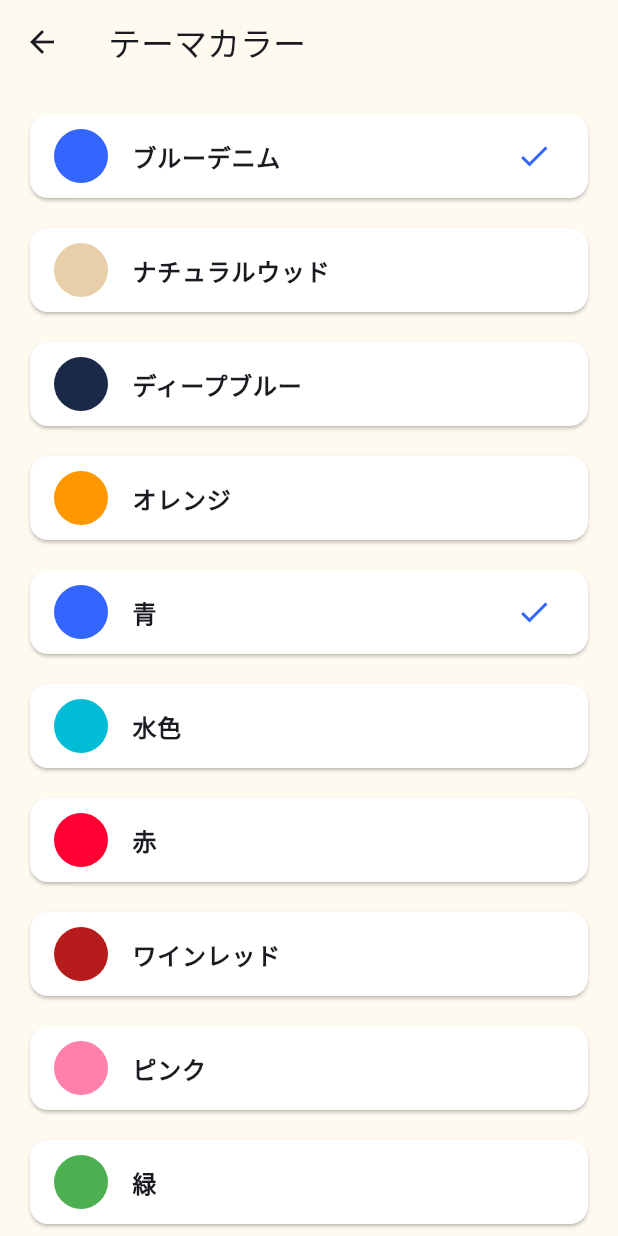
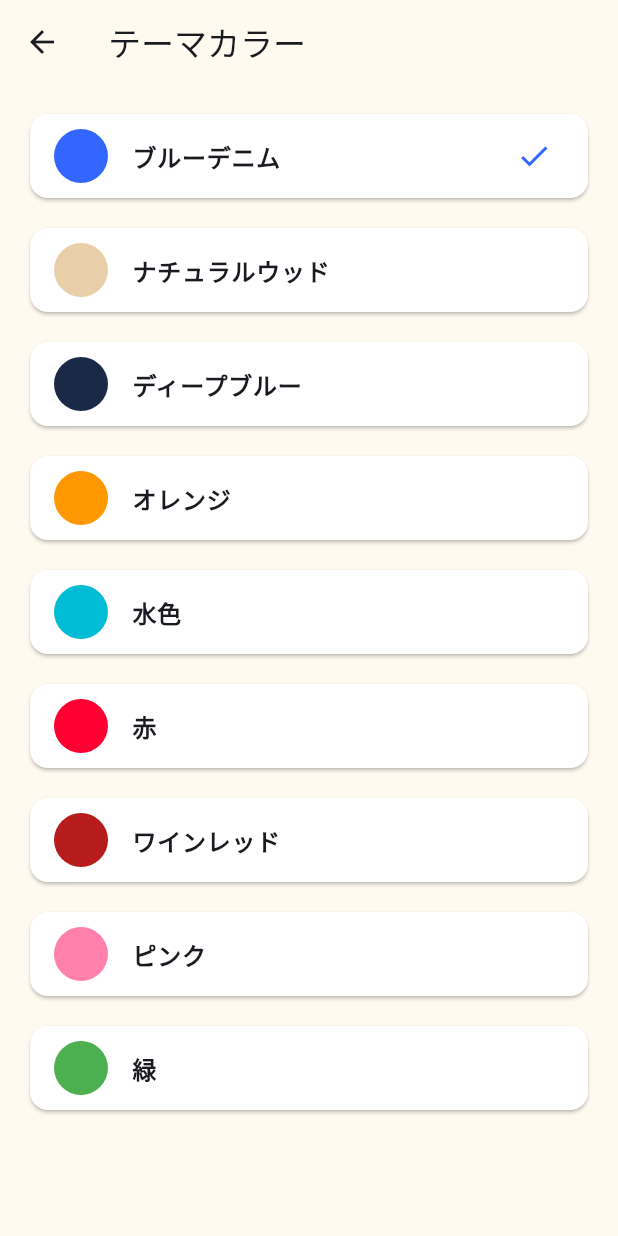
Before and after one commit to N-plus/PaymentCalendar, a Flutter app: the ThemeColorScreen screen opened directly, on a phone screen of 412 x 824 dp. Run offline on Flutter 3.47's test engine with Material 3 defaults, Android fonts, the phone set to English and light mode, and no system bars; our stand-ins replace flutter_local_notifications, flutter_riverpod, image_picker, shared_preferences, timezone; accounts and stored records are empty.

Commit message:
Remove blue theme color option

```diff
--- a/lib/screens/settings/theme_color_screen.dart
+++ b/lib/screens/settings/theme_color_screen.dart
@@ -18,7 +18,6 @@ const themeColorOptions = <ThemeColorOption>[
   ThemeColorOption(name: 'ナチュラルウッド', color: Color(0xFFE8CFA9)),
   ThemeColorOption(name: 'ディープブルー', color: Color(0xFF1A2947)),
   ThemeColorOption(name: 'オレンジ', color: Color(0xFFFF9800)),
-  ThemeColorOption(name: '青', color: Color(0xFF3366FF)),
   ThemeColorOption(name: '水色', color: Color(0xFF00BCD4)),
   ThemeColorOption(name: '赤', color: Color(0xFFFF0033)),
   ThemeColorOption(name: 'ワインレッド', color: Color(0xFFB71C1C)),
```
